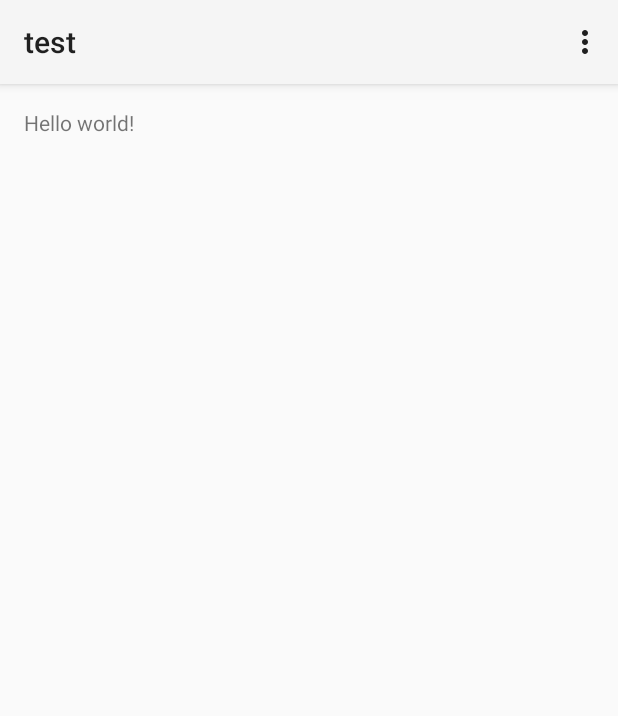
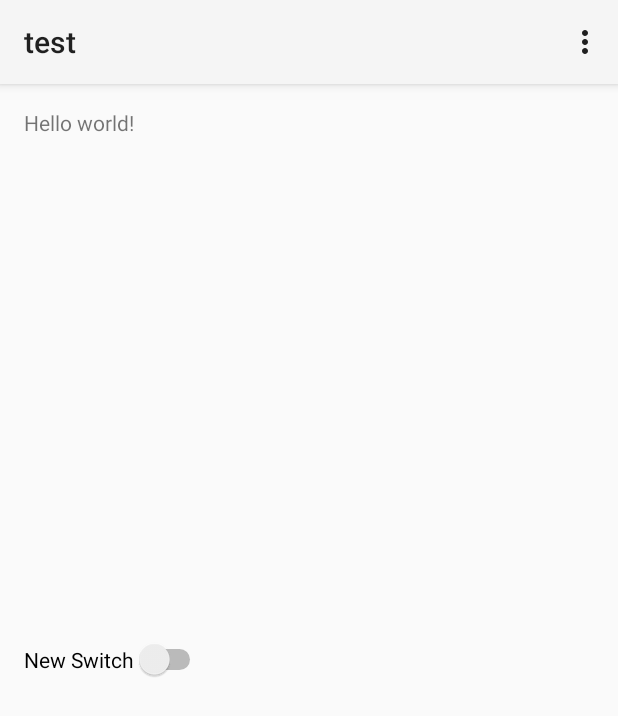
Before and after one commit to Rosen520/test, an Android app: the screen it shows after launch (MainActivity), on a phone screen of 412 x 824 dp. Shown: the top 716 px of the screen. Run offline under Robolectric (Android 15) with nearby library versions, the phone set to English and light mode, and no system bars.

Commit message:
第三次提交

```diff
--- a/app/src/main/res/layout/activity_main.xml
+++ b/app/src/main/res/layout/activity_main.xml
@@ -8,4 +8,12 @@
     <TextView android:text="@string/hello_world" android:layout_width="wrap_content"
         android:layout_height="wrap_content" />
 
+    <Switch
+        android:layout_width="wrap_content"
+        android:layout_height="wrap_content"
+        android:text="New Switch"
+        android:id="@+id/switch1"
+        android:layout_centerVertical="true"
+        android:layout_alignParentStart="true" />
+
 </RelativeLayout>
```
